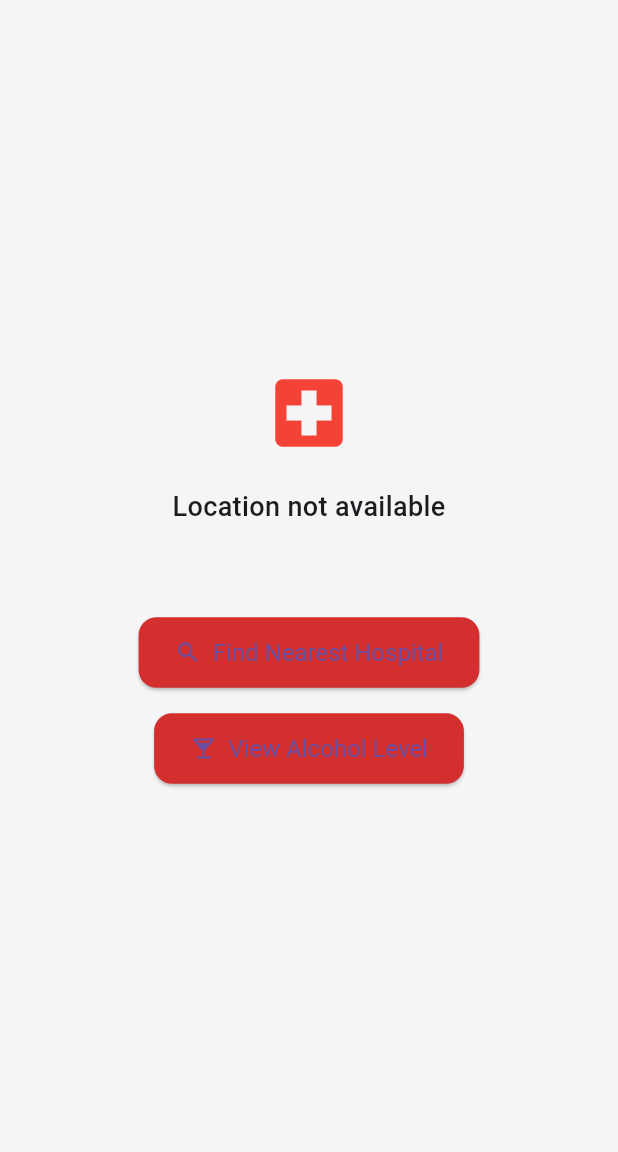
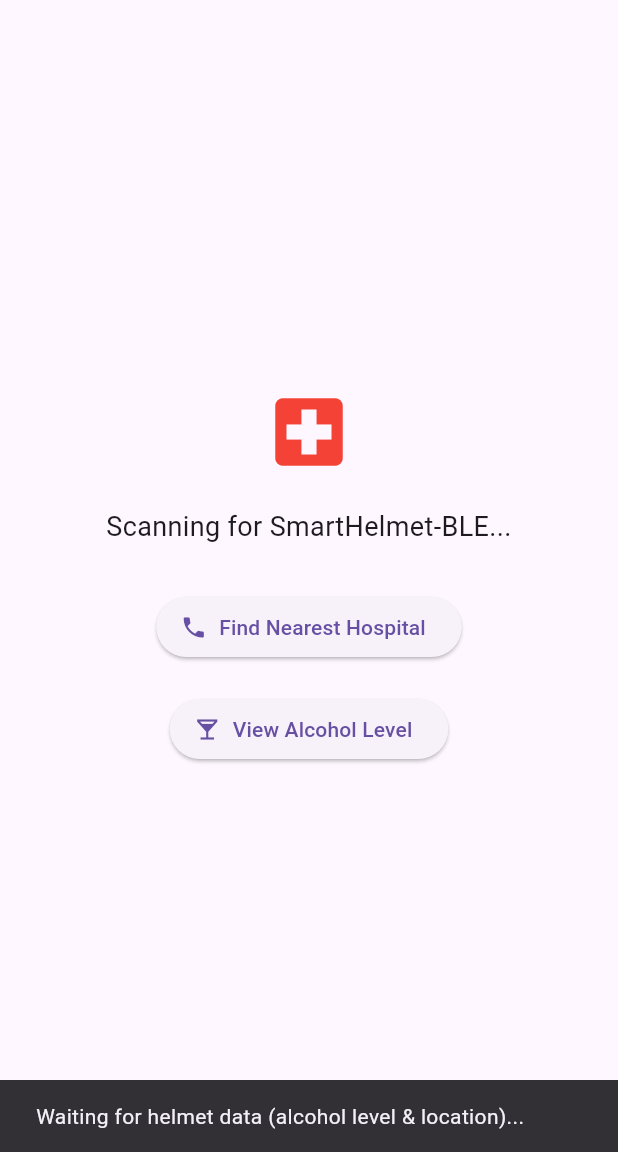
Before and after one commit to suwasthi/Smart-helmet-safety-system, a Flutter app: the screen it shows after launch, after a tap on "Find Nearest Hospital", on a phone screen of 412 x 824 dp, the part 84-1236 px from its top. Run offline on Flutter 3.47's test engine with Material 3 defaults, Android fonts, the phone set to English and light mode, and no system bars; our stand-ins replace flutter_blue_plus, permission_handler.

Commit message:
Update main.dart

```diff
--- a/lib/main.dart
+++ b/lib/main.dart
@@ -1,267 +1,350 @@
+import 'dart:async';
+import 'dart:convert';
 import 'package:flutter/material.dart';
-import 'package:geolocator/geolocator.dart';
 import 'package:http/http.dart' as http;
-import 'dart:convert';
 import 'package:permission_handler/permission_handler.dart';
+import 'package:flutter_blue_plus/flutter_blue_plus.dart';
 import 'alcohol_level_page.dart';
-// import 'package:flutter_bluetooth_serial/flutter_bluetooth_serial.dart';
-// import 'package:flutter_blue_plus/flutter_blue_plus.dart';
 
+void main() {
+  runApp(MyApp());
+}
 
-
-void main() => runApp(SmartHelmetApp());
-
-class SmartHelmetApp extends StatelessWidget {
+class MyApp extends StatelessWidget {
   @override
   Widget build(BuildContext context) {
     return MaterialApp(
       title: 'Smart Helmet Emergency',
-      debugShowCheckedModeBanner: false,
-      theme: ThemeData(
-        primarySwatch: Colors.red,
-        scaffoldBackgroundColor: Colors.grey[100],
-      ),
-      home: HospitalPhonePage(),
+      theme: ThemeData(primarySwatch: Colors.red),
+      home: MainPage(),
     );
   }
 }
 
-class HospitalPhonePage extends StatefulWidget {
+class MainPage extends StatefulWidget {
   @override
-  _HospitalPhonePageState createState() => _HospitalPhonePageState();
+  State<MainPage> createState() => _MainPageState();
 }
 
-class _HospitalPhonePageState extends State<HospitalPhonePage> {
+class _MainPageState extends State<MainPage> {
+  String _statusMessage = '';
   String _hospitalPhone = '';
-  String _statusMessage = '';
   bool _loading = false;
-  double? lat, lon;
+
+  double _latestVoltage = 0.0;
+  double? _latitude;
+  double? _longitude;
+
+  BluetoothDevice? _device;
+  BluetoothCharacteristic? _dataCharacteristic;
+  BluetoothCharacteristic? _phoneCharacteristic;
+  bool _bleConnected = false;
+
+  StreamSubscription<List<ScanResult>>? _scanSub;
+  bool _fetchingHospital = false;
 
   @override
   void initState() {
     super.initState();
-    requestBluetoothPermissions(); // <--- add this here
+    requestPermissions();
+    scanAndConnect();
   }
 
-  Future<void> _handlePermissions() async {
-    var status = await Permission.location.request();
-    if (!status.isGranted) {
+  Future<void> requestPermissions() async {
+    await [
+      Permission.bluetoothScan,
+      Permission.bluetoothConnect,
+      Permission.location,
+    ].request();
+  }
+
+  Future<void> scanAndConnect() async {
+    setState(() => _statusMessage = "Scanning for SmartHelmet-BLE...");
+
+    // Start BLE scan using static method
+    FlutterBluePlus.startScan(timeout: Duration(seconds: 10));
+
+    // Listen to scan results using static stream
+    _scanSub = FlutterBluePlus.scanResults.listen((results) async {
+      for (var r in results) {
+        if (r.device.name == "SmartHelmet-BLE") {
+          _device = r.device;
+
+          // Stop scanning using static method
+          await FlutterBluePlus.stopScan();
+          _scanSub?.cancel();
+
+          try {
+            await _device!.connect(autoConnect: false);
+            List<BluetoothService> services = await _device!.discoverServices();
+
+            for (var s in services) {
+              for (var c in s.characteristics) {
+                if (c.uuid.toString() ==
+                    "abcd1234-5678-90ab-cdef-1234567890ab") {
+                  _dataCharacteristic = c;
+                  await _dataCharacteristic!.setNotifyValue(true);
+
+                  _dataCharacteristic!.value.listen((value) {
+                    String data = utf8.decode(value);
+                    List<String> parts = data.split(',');
+                    if (parts.length >= 3) {
+                      double? voltage = double.tryParse(parts[0]);
+                      double? lat = double.tryParse(parts[1]);
+                      double? lon = double.tryParse(parts[2]);
+                      if (voltage != null && lat != null && lon != null) {
                         setState(() {
-        _statusMessage = 'Location permission denied.';
+                          _latestVoltage = voltage;
+                          _latitude = lat;
+                          _longitude = lon;
+                        });
+
+                        if (!_fetchingHospital) {
+                          _fetchingHospital = true;
+                          fetchNearestHospital(lat, lon).whenComplete(() {
+                            _fetchingHospital = false;
                           });
                         }
                       }
-
-  Future<void> requestBluetoothPermissions() async {
-    Map<Permission, PermissionStatus> statuses = await [
-      Permission.bluetoothScan,
-      Permission.bluetoothConnect,
-      Permission.location,
-       // some Bluetooth operations require location
-    ].request();
-
-    if (statuses[Permission.bluetoothScan] != PermissionStatus.granted ||
-        statuses[Permission.bluetoothConnect] != PermissionStatus.granted) {
-      print("Bluetooth permissions not granted!");
-    } else {
-      print("Bluetooth permissions granted!");
+                    }
+                  });
+                } else if (c.uuid.toString() ==
+                    "56781234-1234-1234-1234-1234567890ab") {
+                  _phoneCharacteristic = c;
+                }
               }
             }
 
-  Future<void> _getLocation() async {
             setState(() {
-      _statusMessage = 'Getting location...';
-    });
-
-    try {
-      await _handlePermissions();
-      Position position = await Geolocator.getCurrentPosition(
-        desiredAccuracy: LocationAccuracy.high,
-      );
-
-      lat = position.latitude;
-      lon = position.longitude;
-
-      print("📍 Location acquired: $lat, $lon");
-
-      setState(() {
-        _statusMessage = 'Location acquired!';
+              _bleConnected = true;
+              _statusMessage = "Connected to SmartHelmet-BLE";
             });
           } catch (e) {
-      print("❌ Error getting location: $e");
-      setState(() {
-        _statusMessage = 'Error getting location';
-        _loading = false;
+            print("BLE connection error: $e");
+            setState(() => _statusMessage = "BLE connection failed");
+          }
+          break; // stop after connecting to one device
+        }
+      }
     });
   }
-  }
-Future<void> _findNearestHospitalPhone() async {
-  if (lat == null || lon == null) {
-    setState(() {
-      _statusMessage = "Location not available";
-    });
-    return;
-  }
+
+  Future<void> fetchNearestHospital(double lat, double lon) async {
+    if (_loading) return;
 
     setState(() {
       _loading = true;
       _statusMessage = "Searching nearest hospital...";
     });
 
-  const apiKey = 'Google Maps API Key'; // Google Maps API Key
+    const apiKey =
+        'AIzaSyDj0SPu8hkab0sZ2Bj6d-rBcCGwytf6rkI'; // <-- Replace with your Google Maps API key
     final nearbyUrl =
         'https://maps.googleapis.com/maps/api/place/nearbysearch/json?location=$lat,$lon&radius=5000&type=hospital&key=$apiKey';
 
     try {
       final nearbyRes = await http.get(Uri.parse(nearbyUrl));
       final nearbyData = json.decode(nearbyRes.body);
-    print("✅ Nearby search response: ${nearbyRes.body}");
 
-    if (nearbyData['results'] != null && nearbyData['results'].length > 0) {
+      if (nearbyData['results'] != null && nearbyData['results'].isNotEmpty) {
         String placeId = nearbyData['results'][0]['place_id'];
-
         final detailsUrl =
             'https://maps.googleapis.com/maps/api/place/details/json?place_id=$placeId&fields=name,formatted_phone_number&key=$apiKey';
-
         final detailsRes = await http.get(Uri.parse(detailsUrl));
         final detailsData = json.decode(detailsRes.body);
-      print("☎️ Place details response: ${detailsRes.body}");
 
         String? phone = detailsData['result']?['formatted_phone_number'];
         String? name = detailsData['result']?['name'];
 
         setState(() {
-        _hospitalPhone = phone ?? 'Phone not available';
-        _statusMessage = name ?? 'Hospital found';
+          _hospitalPhone = phone ?? "Phone not available";
+          _statusMessage = name ?? "Hospital found";
           _loading = false;
         });
+
+        if (phone != null && _phoneCharacteristic != null) {
+          await _phoneCharacteristic!.write(utf8.encode(phone));
+        }
       } else {
         setState(() {
           _hospitalPhone = "";
-        _statusMessage = "No hospital found nearby.";
+          _statusMessage = "No hospital found nearby";
           _loading = false;
         });
       }
     } catch (e) {
-    print("❌ Error fetching hospital: $e");
       setState(() {
-      _hospitalPhone = "";
-      _statusMessage = "Failed to fetch hospital info.";
+        _statusMessage = "Failed to fetch hospital info";
         _loading = false;
       });
+      print(e);
     }
   }
 
-
-  Future<void> _fetchHospitalPhone() async {
-    await _getLocation();
-    await _findNearestHospitalPhone();
+  @override
+  void dispose() {
+    _scanSub?.cancel();
+    _device?.disconnect();
+    super.dispose();
   }
 
+  //   @override
+  //   Widget build(BuildContext context) {
+  //     return Scaffold(
+  //       appBar: AppBar(
+  //         title: Text("Smart Helmet Emergency"),
+  //         backgroundColor: Colors.red[800],
+  //       ),
+  //       body: Center(
+  //         child: Padding(
+  //           padding: const EdgeInsets.all(20),
+  //           child: Column(
+  //             mainAxisAlignment: MainAxisAlignment.center,
+  //             children: [
+  //               Icon(Icons.local_hospital, size: 60, color: Colors.red),
+  //               SizedBox(height: 20),
+  //               Text(
+  //                 _statusMessage.isNotEmpty
+  //                     ? _statusMessage
+  //                     : "Waiting for data...",
+  //                 style: TextStyle(fontSize: 18),
+  //                 textAlign: TextAlign.center,
+  //               ),
+  //               if (_latestVoltage > 0)
+  //                 Card(
+  //                   child: Padding(
+  //                     padding: const EdgeInsets.all(16.0),
+  //                     child: Text(
+  //                       "Alcohol Voltage: $_latestVoltage V",
+  //                       style: TextStyle(fontSize: 18),
+  //                     ),
+  //                   ),
+  //                 ),
+  //               SizedBox(height: 20),
+  //               if (_hospitalPhone.isNotEmpty)
+  //                 ElevatedButton.icon(
+  //                   onPressed: () async {
+  //                     if (_phoneCharacteristic != null) {
+  //                       // Send hospital phone to ESP32 only when button is pressed
+  //                       await _phoneCharacteristic!.write(
+  //                         utf8.encode(_hospitalPhone),
+  //                       );
+  //                       ScaffoldMessenger.of(context).showSnackBar(
+  //                         SnackBar(
+  //                           content: Text("Hospital number sent to SmartHelmet!"),
+  //                         ),
+  //                       );
+  //                     }
+  //                   },
+  //                   icon: Icon(Icons.phone),
+  //                   label: Text("Call Nearest Hospital: $_hospitalPhone"),
+  //                 ),
+  //               SizedBox(height: 30),
+  //               ElevatedButton.icon(
+  //                 onPressed: () {
+  //                   if (_dataCharacteristic != null) {
+  //                     Navigator.push(
+  //                       context,
+  //                       MaterialPageRoute(
+  //                         builder:
+  //                             (_) => AlcoholPage(
+  //                               dataCharacteristic: _dataCharacteristic!,
+  //                             ),
+  //                       ),
+  //                     );
+  //                   } else {
+  //                     ScaffoldMessenger.of(context).showSnackBar(
+  //                       SnackBar(content: Text("BLE device not connected yet.")),
+  //                     );
+  //                   }
+  //                 },
+  //                 icon: Icon(Icons.local_bar),
+  //                 label: Text("View Alcohol Level"),
+  //               ),
+  //             ],
+  //           ),
+  //         ),
+  //       ),
+  //     );
+  //   }
+  // }
   @override
   Widget build(BuildContext context) {
     return Scaffold(
       appBar: AppBar(
         title: Text("Smart Helmet Emergency"),
         backgroundColor: Colors.red[800],
-        elevation: 4,
       ),
       body: Center(
         child: Padding(
-          padding: const EdgeInsets.all(20.0),
-          child:
-              _loading
-                  ? CircularProgressIndicator()
-                  : Column(
+          padding: const EdgeInsets.all(20),
+          child: Column(
             mainAxisAlignment: MainAxisAlignment.center,
             children: [
               Icon(Icons.local_hospital, size: 60, color: Colors.red),
               SizedBox(height: 20),
               Text(
-                        _statusMessage.isEmpty
-                            ? 'Press the button to find help'
-                            : _statusMessage,
-                        style: TextStyle(
-                          fontSize: 18,
-                          fontWeight: FontWeight.w500,
-                        ),
+                _statusMessage.isNotEmpty
+                    ? _statusMessage
+                    : "Press the button to find the nearest hospital",
+                style: TextStyle(fontSize: 18),
                 textAlign: TextAlign.center,
               ),
               SizedBox(height: 30),
-                      if (_hospitalPhone.isNotEmpty)
-                        Card(
-                          color: Colors.white,
-                          elevation: 4,
-                          shape: RoundedRectangleBorder(
-                            borderRadius: BorderRadius.circular(12),
+              ElevatedButton.icon(
+                onPressed: () async {
+                  if (_latitude != null && _longitude != null) {
+                    await fetchNearestHospital(_latitude!, _longitude!);
+                    if (_phoneCharacteristic != null &&
+                        _hospitalPhone.isNotEmpty) {
+                      await _phoneCharacteristic!.write(
+                        utf8.encode(_hospitalPhone),
+                      );
+                      ScaffoldMessenger.of(context).showSnackBar(
+                        SnackBar(
+                          content: Text("Hospital number sent to SmartHelmet!"),
                         ),
-                          child: Padding(
-                            padding: const EdgeInsets.all(16.0),
-                            child: Column(
-                              children: [
-                                Text(
-                                  "Nearest Hospital Phone:",
-                                  style: TextStyle(
-                                    fontSize: 16,
-                                    fontWeight: FontWeight.bold,
+                      );
+                    }
+                  } else {
+                    ScaffoldMessenger.of(context).showSnackBar(
+                      SnackBar(
+                        content: Text(
+                          "Waiting for helmet data (alcohol level & location)...",
                         ),
                       ),
-                                SizedBox(height: 8),
-                                Text(
-                                  _hospitalPhone,
-                                  style: TextStyle(
-                                    fontSize: 18,
-                                    color: Colors.blue[800],
-                                    fontWeight: FontWeight.bold,
+                    );
+                  }
+                },
+                icon: Icon(Icons.phone),
+                label: Text("Find Nearest Hospital"),
               ),
-                                ),
-                              ],
-                            ),
-                          ),
-                        ),
-                      SizedBox(height: 30),
-                      ElevatedButton.icon(
-                        onPressed: _fetchHospitalPhone,
-                        icon: Icon(Icons.search),
-                        label: Text("Find Nearest Hospital"),
-                        style: ElevatedButton.styleFrom(
-                          backgroundColor: Colors.red[700],
-                          padding: EdgeInsets.symmetric(
-                            horizontal: 24,
-                            vertical: 14,
-                          ),
-                          shape: RoundedRectangleBorder(
-                            borderRadius: BorderRadius.circular(12),
-                          ),
-                          textStyle: TextStyle(fontSize: 16),
-                        ),
-                      ),
-                      SizedBox(height: 16), // optional spacing
+              SizedBox(height: 20),
               ElevatedButton.icon(
                 onPressed: () {
+                  if (_dataCharacteristic != null) {
                     Navigator.push(
                       context,
                       MaterialPageRoute(
-                              builder: (context) => AlcoholLevelPage(initialLevel: 0),
+                        builder:
+                            (_) => AlcoholPage(
+                              dataCharacteristic: _dataCharacteristic!,
+                            ),
                       ),
                     );
+                  } else {
+                    ScaffoldMessenger.of(context).showSnackBar(
+                      SnackBar(content: Text("BLE device not connected yet.")),
+                    );
+                  }
                 },
                 icon: Icon(Icons.local_bar),
                 label: Text("View Alcohol Level"),
-                        style: ElevatedButton.styleFrom(
-                          backgroundColor: Colors.red[700],
-                          padding: EdgeInsets.symmetric(horizontal: 24, vertical: 14),
-                          shape: RoundedRectangleBorder(
-                              borderRadius: BorderRadius.circular(12)),
-                          textStyle: TextStyle(fontSize: 16),
               ),
-                      ),
-
             ],
           ),
         ),
       ),
     );
   }
-
 }
```
Lines whose indentation alone changed are shown as unchanged.
